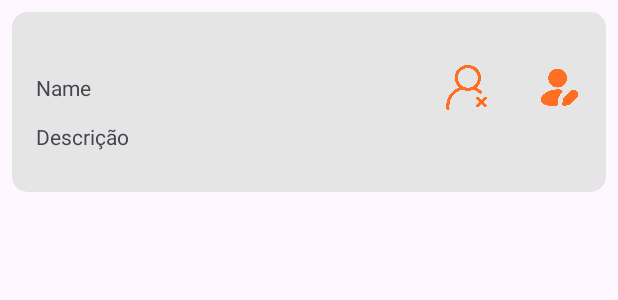
After one commit to AlexandreRHeck/RotaCerta, an Android app: the layout item_cadastrados_adapter.xml on its own in the app's theme, with its tools: preview values and no code run, on a phone screen of 412 x 824 dp. The commit adds this screen. Shown: the top 300 px of the screen. Run offline under Robolectric (Android 15) with nearby library versions, the phone set to English and light mode, and no system bars.

Commit message:
v0.1.1 add Task de cards para recuperacao dados banco

```diff
--- a/app/build.gradle.kts
+++ b/app/build.gradle.kts
@@ -2,6 +2,7 @@ plugins {
     alias(libs.plugins.android.application)
     alias(libs.plugins.jetbrains.kotlin.android)
     id("com.google.gms.google-services")
+    id("kotlin-parcelize")
 }
 
 android {
@@ -45,6 +46,7 @@ dependencies {
     implementation("com.google.firebase:firebase-auth-ktx")//Auth Analytics
     implementation("com.google.firebase:firebase-firestore-ktx")//firestore Firebase
     implementation("com.google.firebase:firebase-storage-ktx")//firestore Firebase
+    implementation("com.google.firebase:firebase-database")//FireBaseDataBase
 
 
     implementation(libs.androidx.core.ktx)
--- a/app/src/main/java/com/example/rotacerta/adapters/ViewPagerAdapter.kt
+++ b/app/src/main/java/com/example/rotacerta/adapters/ViewPagerAdapter.kt
@@ -24,7 +24,7 @@ class ViewPagerAdapter(
             2 -> return ProcurarFragment()
             3 -> return RotaFragment()
         }
-        return  HomeFragment()//ConversasFragment() // esse fragent de retorn eh posicao 0
+        return  HomeFragment()//homeFragment() // esse fragent de retorn eh posicao 0
     }
 
 
--- a/app/src/main/java/com/example/rotacerta/model/Usuario.kt
+++ b/app/src/main/java/com/example/rotacerta/model/Usuario.kt
@@ -1,3 +1,3 @@
 package com.example.rotacerta.model
 
-data class Usuario()
+//data class Usuario()
--- a/app/src/main/res/layout/activity_login.xml
+++ b/app/src/main/res/layout/activity_login.xml
@@ -35,7 +35,8 @@
             android:layout_width="match_parent"
             android:layout_height="wrap_content"
             android:hint="Digite seu email"
-            android:inputType="text|textEmailAddress" />
+            android:inputType="text|textEmailAddress"
+            android:text="alexandreheckdarosa@hotmail.com" />
     </com.google.android.material.textfield.TextInputLayout>
 
     <com.google.android.material.textfield.TextInputLayout
@@ -56,7 +57,8 @@
             android:layout_width="match_parent"
             android:layout_height="wrap_content"
             android:hint="Digite sua Senha"
-            android:inputType="text|textPassword" />
+            android:inputType="text|textPassword"
+            android:text="123456789" />
     </com.google.android.material.textfield.TextInputLayout>
 
     <TextView
--- /dev/null
+++ b/app/src/main/res/layout/item_cadastrados_adapter.xml
@@ -0,0 +1,73 @@
+<?xml version="1.0" encoding="utf-8"?>
+<androidx.constraintlayout.widget.ConstraintLayout xmlns:android="http://schemas.android.com/apk/res/android"
+    android:layout_width="match_parent"
+    android:layout_height="wrap_content"
+    xmlns:tools="http://schemas.android.com/tools"
+    xmlns:app="http://schemas.android.com/apk/res-auto">
+
+    <androidx.cardview.widget.CardView
+        android:layout_width="0dp"
+        android:layout_height="120dp"
+        android:layout_marginHorizontal="8dp"
+        android:layout_marginVertical="8dp"
+        app:cardBackgroundColor="@color/cardBack"
+        app:cardCornerRadius="10dp"
+        app:cardMaxElevation="10dp"
+        app:layout_constraintBottom_toBottomOf="parent"
+        app:layout_constraintEnd_toEndOf="parent"
+        app:layout_constraintStart_toStartOf="parent"
+        app:layout_constraintTop_toTopOf="parent">
+
+        <androidx.constraintlayout.widget.ConstraintLayout
+            android:layout_width="match_parent"
+            android:layout_height="match_parent">
+
+            <TextView
+                android:id="@+id/textViewcardNome"
+                android:layout_width="0dp"
+                android:layout_height="wrap_content"
+                android:layout_marginStart="16dp"
+                android:layout_marginBottom="60dp"
+                android:text="Name"
+                app:layout_constraintBottom_toBottomOf="parent"
+                app:layout_constraintEnd_toStartOf="@+id/btnCardDelite"
+                app:layout_constraintStart_toStartOf="parent" />
+
+            <TextView
+                android:id="@+id/textViewcardDescricao"
+                android:layout_width="0dp"
+                android:layout_height="wrap_content"
+                android:layout_marginStart="16dp"
+                android:layout_marginTop="16dp"
+                android:layout_marginBottom="30dp"
+                android:maxLines="2"
+                android:text="Descrição"
+                app:layout_constraintBottom_toBottomOf="parent"
+                app:layout_constraintEnd_toEndOf="parent"
+                app:layout_constraintStart_toStartOf="parent"
+                app:layout_constraintTop_toBottomOf="@+id/textViewcardNome" />
+
+            <ImageView
+                android:id="@+id/btnCardEdit"
+                android:layout_width="30dp"
+                android:layout_height="30dp"
+                android:layout_marginEnd="16dp"
+                app:layout_constraintBottom_toBottomOf="@+id/textViewcardNome"
+                app:layout_constraintEnd_toEndOf="parent"
+                app:layout_constraintTop_toTopOf="@+id/textViewcardNome"
+                app:layout_constraintVertical_bias="0.545"
+                app:srcCompat="@drawable/ic_edit" />
+
+            <ImageView
+                android:id="@+id/btnCardDelite"
+                android:layout_width="30dp"
+                android:layout_height="30dp"
+                android:layout_marginEnd="32dp"
+                app:layout_constraintBottom_toBottomOf="@+id/textViewcardNome"
+                app:layout_constraintEnd_toStartOf="@+id/btnCardEdit"
+                app:layout_constraintTop_toTopOf="@+id/textViewcardNome"
+                app:srcCompat="@drawable/ic_delete" />
+
+        </androidx.constraintlayout.widget.ConstraintLayout>
+    </androidx.cardview.widget.CardView>
+</androidx.constraintlayout.widget.ConstraintLayout>
--- a/app/src/main/res/values/colors.xml
+++ b/app/src/main/res/values/colors.xml
@@ -8,4 +8,10 @@
 
     <color name="cinza">#D7D6D6</color>
 
+    <color name="remove">#FF4C38</color>
+    <color name="edita">#03B6FC</color>
+    <color name="cardBack">#E5E5E5</color>
+
+
+
 </resources>
```
Also changed, not shown: app/src/main/java/com/example/rotacerta/adapters/TaskAdapter.kt (added, +41 -0 lines), app/src/main/java/com/example/rotacerta/fragments/CadastrarFragment.kt (+0 -43 lines), app/src/main/java/com/example/rotacerta/fragments/HomeFragment.kt (+0 -36 lines), app/src/main/java/com/example/rotacerta/fragments/ProcurarFragment.kt (+0 -45 lines), app/src/main/java/com/example/rotacerta/fragments/RotaFragment.kt (+0 -37 lines), app/src/main/java/com/example/rotacerta/model/Task.kt (added, +17 -0 lines), app/src/main/java/com/example/rotacerta/utils/FirebaseHelper.kt (added, +19 -0 lines), app/src/main/res/drawable/bg_task.xml (added, +7 -0 lines), app/src/main/res/layout/fragment_home.xml (+5 -5 lines), app/src/main/java/com/example/rotacerta/utils/Extensoes.kt (line endings or trailing spaces), app/src/main/res/drawable/ic_delete.png (added), app/src/main/res/drawable/ic_edit.png (added).
